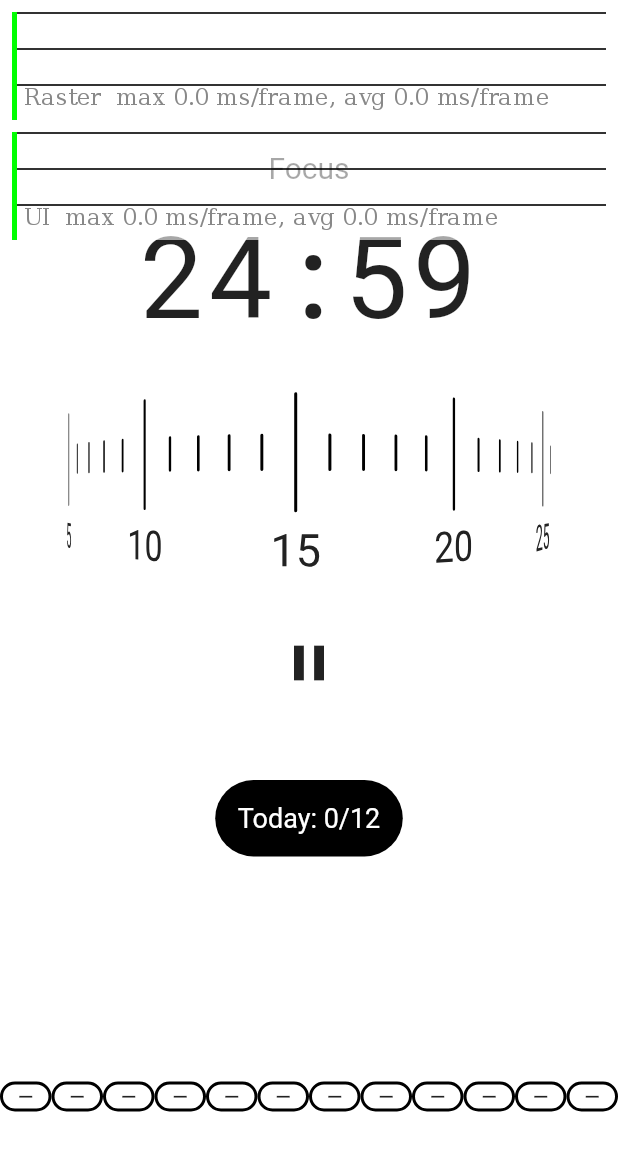
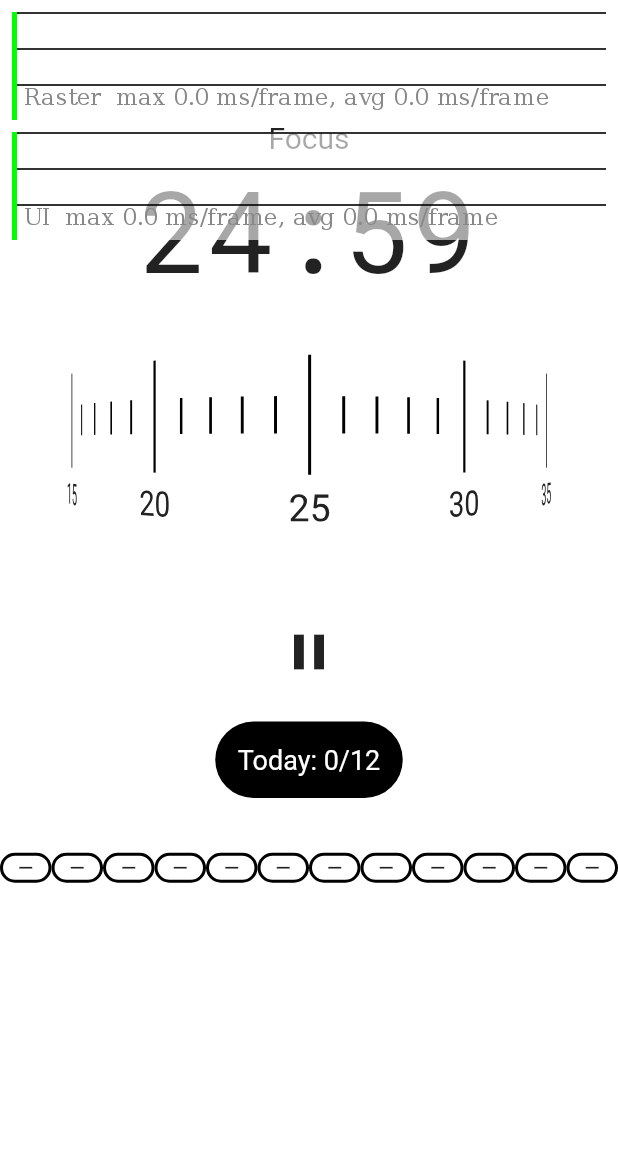
Before and after one commit to ptuzinek/Pomodoro_App, a Flutter app: the screen it shows after launch, scrolled down 576 dp, after a tap on the "play arrow" icon, on a phone screen of 412 x 824 dp. Shown: the top 1151 px of the screen. Run offline on Flutter 3.47's test engine with Material 2 defaults, Android fonts, the phone set to English and light mode, and no system bars; our stand-ins replace bloc, equatable, flutter_bloc.

Commit message:
isPaused added to model class. HomeScreenBlocBased layout fix, refactored BlocBuilder, added buildWhen to optimize builds, updated onUserScroll method to emit event only when user starts to scroll. One listener case added to always land straight on the index when countdown starts no matter the scroll speed. PomodoroTimer widget now has its own BlocBuilder and optimized its builds by creating const Widgets. TimerBloc fixed emitted states's model class and added new state for the case when the countdown starts.

```diff
--- a/lib/data/timer_model.dart
+++ b/lib/data/timer_model.dart
@@ -7,6 +7,7 @@ class TimerModel {
   final int clockMinutes;
   final bool isUserScroll;
   final ScrollPhysics physics;
+  final bool isPaused;
 
   TimerModel({
     this.duration = 25 * 60,
@@ -15,6 +16,7 @@ class TimerModel {
     this.clockMinutes = 25,
     this.isUserScroll = false,
     this.physics = const AlwaysScrollableScrollPhysics(),
+    this.isPaused = true,
   });
 
   TimerModel copyWith({
@@ -24,6 +26,7 @@ class TimerModel {
     int? clockMinutes,
     bool? isUserScroll,
     ScrollPhysics? physics,
+    bool? isPaused,
   }) {
     return TimerModel(
       duration: duration ?? this.duration,
@@ -32,11 +35,12 @@ class TimerModel {
       clockMinutes: clockMinutes ?? this.clockMinutes,
       isUserScroll: isUserScroll ?? this.isUserScroll,
       physics: physics ?? this.physics,
+      isPaused: isPaused ?? this.isPaused,
     );
   }
 
   @override
   String toString() {
-    return 'TimerModel(duration: $duration, isFocus: $isFocus, completedSessions: $completedSessions, clockMinutes: $clockMinutes, isUserScroll: $isUserScroll, physics: $physics)';
+    return 'TimerModel(duration: $duration, isFocus: $isFocus, completedSessions: $completedSessions, clockMinutes: $clockMinutes, isUserScroll: $isUserScroll, physics: $physics, isPaused: $isPaused)';
   }
 }
--- a/lib/presentation/screens/home_screen.dart
+++ b/lib/presentation/screens/home_screen.dart
@@ -70,8 +70,7 @@ class _HomeScreenState extends State<HomeScreen> {
               Flexible(
                 child: PomodoroTimer(
                   controller: controller,
-                  physics: physics,
-                  onListWheelTap: onListWheelTap,
+                  // physics: physics,
                   onSelectedItemChanged: onSelectedItemChanged,
                   onUserScroll: onNotification,
                 ),
--- a/lib/presentation/screens/home_screen_cubit_based.dart
+++ b/lib/presentation/screens/home_screen_cubit_based.dart
@@ -1,4 +1,3 @@
-import 'dart:async';
 import 'package:flutter/material.dart';
 import 'package:flutter_bloc/flutter_bloc.dart';
 import 'package:pomodoro_app/presentation/widgets/focus_session_table.dart';
@@ -38,12 +37,29 @@ class _HomeScreenCubitBasedState extends State<HomeScreenCubitBased> {
           Column(
             mainAxisSize: MainAxisSize.min,
             children: [
-              SizedBox(height: 100),
-              _SessionNameText(),
-              SizedBox(height: 10),
+              SizedBox(height: 80),
+              Flexible(child: _SessionNameText()),
+              // SizedBox(height: 10),
               _TimerText(),
+              // SizedBox(height: 100),
               Flexible(
-                child: BlocListener<TimerBloc, TimerState>(
+                flex: 2,
+                child: PomodoroTimer(
+                  controller: controller,
+                  onSelectedItemChanged: onSelectedItemChanged,
+                  onUserScroll: onUserScroll,
+                ),
+              ),
+              Flexible(
+                child: SizedBox(
+                  width: 300,
+                  child: _Buttons(
+                    turnTheClock: turnTheClock,
+                  ),
+                ),
+              ),
+              // SizedBox(height: 50),
+              BlocListener<TimerBloc, TimerState>(
                 listener: (_, state) {
                   if (state is TimerRunComplete) {
                     if (state.timerModel.isFocus &&
@@ -61,31 +77,17 @@ class _HomeScreenCubitBasedState extends State<HomeScreenCubitBased> {
                     controller.animateTo(controller.offset,
                         duration: Duration(microseconds: 1),
                         curve: Curves.linear);
+                  } else if (state is TimerRunStart) {
+                    final item = state.timerModel.clockMinutes - 1;
+                    print('JUMPED TO ITEM: $item');
+                    controller.jumpToItem(state.timerModel.clockMinutes - 1);
+                    turnTheClock(state.timerModel.duration);
                   }
                 },
-                  child: BlocBuilder<TimerBloc, TimerState>(
-                    builder: (context, state) {
-                      return PomodoroTimer(
-                        controller: controller,
-                        physics: state.timerModel.physics,
-                        onListWheelTap: onListWheelTap,
-                        onSelectedItemChanged: onSelectedItemChanged,
-                        onUserScroll: onUserScroll,
-                      );
-                    },
+                child: Flexible(child: FocusSessionTable()),
               ),
-                ),
-              ),
-              SizedBox(
-                width: 300,
-                child: _Buttons(
-                  turnTheClock: turnTheClock,
-                ),
-              ),
-              SizedBox(height: 50),
-              FocusSessionTable(),
-              SizedBox(height: 150),
-              ProgressBar(),
+              // SizedBox(height: 150),
+              Flexible(child: ProgressBar()),
             ],
           ),
         ],
@@ -95,7 +97,11 @@ class _HomeScreenCubitBasedState extends State<HomeScreenCubitBased> {
 
   bool onUserScroll(userScrollNotification) {
     print('-----------------  USER SCROLLS SEND EVENT  ----------------- ');
+
+    if (userScrollNotification.direction.index > 0) {
+      print('UserScrollStart --- START');
       BlocProvider.of<TimerBloc>(context).add(UserScrolled());
+    }
     return true;
   }
 
@@ -159,18 +165,25 @@ class _Buttons extends StatelessWidget {
 
   @override
   Widget build(BuildContext context) {
-    return BlocBuilder<TimerBloc, TimerState>(
-      builder: (context, state) {
     return Stack(
       alignment: AlignmentDirectional.center,
       children: [
         _PlayButton(
           turnTheClock: turnTheClock,
         ),
-            state.timerModel.isFocus ? Container() : _SkipButton(),
+        BlocBuilder<TimerBloc, TimerState>(
+          buildWhen: (previous, current) {
+            if (previous.timerModel.isFocus != current.timerModel.isFocus) {
+              return true;
+            } else {
+              return false;
+            }
+          },
+          builder: (context, state) {
+            return state.timerModel.isFocus ? Container() : _SkipButton();
+          },
+        ),
       ],
-        );
-      },
     );
   }
 }
@@ -208,6 +221,13 @@ class _SessionNameText extends StatelessWidget {
   @override
   Widget build(BuildContext context) {
     return BlocBuilder<TimerBloc, TimerState>(
+      buildWhen: (previous, current) {
+        if (previous.timerModel.isFocus != current.timerModel.isFocus) {
+          return true;
+        } else {
+          return false;
+        }
+      },
       builder: (context, state) {
         return Text(
           state.timerModel.isFocus ? 'Focus' : 'Break',
@@ -228,6 +248,7 @@ class _TimerText extends StatelessWidget {
   @override
   Widget build(BuildContext context) {
     return Flexible(
+      flex: 2,
       child: BlocBuilder<TimerBloc, TimerState>(
         buildWhen: (previous, current) {
           if (current is TimerInitial && !current.timerModel.isUserScroll) {
@@ -288,6 +309,13 @@ class _Background extends StatelessWidget {
   @override
   Widget build(BuildContext context) {
     return BlocBuilder<TimerBloc, TimerState>(
+      buildWhen: (previous, current) {
+        if (previous.timerModel.isFocus != current.timerModel.isFocus) {
+          return true;
+        } else {
+          return false;
+        }
+      },
       builder: (context, state) {
         return AnimatedContainer(
           duration: Duration(milliseconds: 400),
@@ -305,8 +333,19 @@ class _PlayButton extends StatelessWidget {
   @override
   Widget build(BuildContext context) {
     return BlocBuilder<TimerBloc, TimerState>(
+      buildWhen: (previous, current) {
+        if ((previous.timerModel.isPaused != current.timerModel.isPaused) ||
+            (previous.timerModel.duration != current.timerModel.duration) ||
+            (previous.timerModel.isFocus != current.timerModel.isFocus)) {
+          print('previous.timerModel.isFocus != current.timerModel.isFocus: ');
+          print(previous.timerModel.isFocus != current.timerModel.isFocus);
+          return true;
+        } else {
+          return false;
+        }
+      },
       builder: (context, state) {
-        if (state is TimerRunInProgress) {
+        if ((state is TimerRunInProgress) || (state is TimerRunStart)) {
           return IconButton(
             iconSize: 40,
             icon: Icon(
@@ -326,10 +365,8 @@ class _PlayButton extends StatelessWidget {
             ),
             onPressed: () {
               print('PLAY BUTTON PRESSED');
-
               BlocProvider.of<TimerBloc>(context)
                   .add(TimerStarted(timerModel: state.timerModel));
-              turnTheClock(state.timerModel.duration);
             },
           );
         } else if (state is TimerRunPause) {
--- a/lib/presentation/widgets/focus_session_table.dart
+++ b/lib/presentation/widgets/focus_session_table.dart
@@ -14,6 +14,13 @@ class FocusSessionTable extends StatelessWidget {
       child: Padding(
         padding: const EdgeInsets.all(15.0),
         child: BlocBuilder<TimerBloc, TimerState>(
+          buildWhen: (previous, current) {
+            if(previous.timerModel.completedSessions != current.timerModel.completedSessions) {
+              return true;
+            } else {
+              return false;
+            }
+          },
           builder: (context, state) {
             return Text(
               'Today: ${state.timerModel.completedSessions}/12',
--- a/lib/presentation/widgets/pomodoro_timer.dart
+++ b/lib/presentation/widgets/pomodoro_timer.dart
@@ -1,38 +1,129 @@
 import 'package:flutter/material.dart';
+import 'package:flutter_bloc/flutter_bloc.dart';
+import 'package:pomodoro_app/state_managment/bloc/timer_bloc.dart';
+
+const ClockHandsList = [
+  const ClockHands(index: 0),
+  const ClockHands(index: 1),
+  const ClockHands(index: 2),
+  const ClockHands(index: 3),
+  const ClockHands(index: 4),
+  const ClockHands(index: 5),
+  const ClockHands(index: 6),
+  const ClockHands(index: 7),
+  const ClockHands(index: 8),
+  const ClockHands(index: 9),
+  const ClockHands(index: 10),
+  const ClockHands(index: 11),
+  const ClockHands(index: 12),
+  const ClockHands(index: 13),
+  const ClockHands(index: 14),
+  const ClockHands(index: 15),
+  const ClockHands(index: 16),
+  const ClockHands(index: 17),
+  const ClockHands(index: 18),
+  const ClockHands(index: 19),
+  const ClockHands(index: 20),
+  const ClockHands(index: 21),
+  const ClockHands(index: 22),
+  const ClockHands(index: 23),
+  const ClockHands(index: 24),
+  const ClockHands(index: 25),
+  const ClockHands(index: 26),
+  const ClockHands(index: 27),
+  const ClockHands(index: 28),
+  const ClockHands(index: 29),
+  const ClockHands(index: 30),
+  const ClockHands(index: 31),
+  const ClockHands(index: 32),
+  const ClockHands(index: 33),
+  const ClockHands(index: 34),
+  const ClockHands(index: 35),
+  const ClockHands(index: 36),
+  const ClockHands(index: 37),
+  const ClockHands(index: 38),
+  const ClockHands(index: 39),
+  const ClockHands(index: 40),
+  const ClockHands(index: 41),
+  const ClockHands(index: 42),
+  const ClockHands(index: 43),
+  const ClockHands(index: 44),
+  const ClockHands(index: 45),
+  const ClockHands(index: 46),
+  const ClockHands(index: 47),
+  const ClockHands(index: 48),
+  const ClockHands(index: 49),
+  const ClockHands(index: 50),
+  const ClockHands(index: 51),
+  const ClockHands(index: 52),
+  const ClockHands(index: 53),
+  const ClockHands(index: 54),
+  const ClockHands(index: 55),
+  const ClockHands(index: 56),
+  const ClockHands(index: 57),
+  const ClockHands(index: 58),
+  const ClockHands(index: 59),
+];
 
 class PomodoroTimer extends StatelessWidget {
   const PomodoroTimer({
     Key? key,
     required this.onSelectedItemChanged,
     required this.controller,
-    required this.physics,
-    required this.onListWheelTap,
     required this.onUserScroll,
   }) : super(key: key);
   final Function(int min) onSelectedItemChanged;
   final FixedExtentScrollController controller;
-  final ScrollPhysics physics;
-  final Function onListWheelTap;
   final bool Function(UserScrollNotification) onUserScroll;
 
   @override
   Widget build(BuildContext context) {
+    print('---------------   BUILDING POMODORO TIMER !!!    ---------------');
     return RotatedBox(
       quarterTurns: 3,
-      child: GestureDetector(
-        onTap: () => onListWheelTap(),
       child: NotificationListener<UserScrollNotification>(
         onNotification: onUserScroll,
-          child: ListWheelScrollView.useDelegate(
+        child: BlocBuilder<TimerBloc, TimerState>(
+          buildWhen: (previous, current) {
+            if (previous.timerModel.physics.toString() !=
+                current.timerModel.physics.toString()) {
+              return true;
+            } else {
+              return false;
+            }
+          },
+          builder: (context, state) {
+            print('BUILDING POMODORO TIMER !??????????????????');
+            return ListWheelScrollView.useDelegate(
               controller: controller,
               itemExtent: 40,
               squeeze: 2,
               diameterRatio: 1.3,
-            physics: physics, //FixedExtentScrollPhysics(),
+              physics: state.timerModel.physics,
               onSelectedItemChanged: onSelectedItemChanged,
               childDelegate: ListWheelChildBuilderDelegate(
                 builder: (context, index) {
                   index = (index + 1) % 60;
+                  return ClockHandsList[index];
+                },
+              ),
+            );
+          },
+        ),
+      ),
+    );
+  }
+}
+
+class ClockHands extends StatelessWidget {
+  final int index;
+  const ClockHands({
+    Key? key,
+    required this.index,
+  }) : super(key: key);
+
+  @override
+  Widget build(BuildContext context) {
     return RotatedBox(
       quarterTurns: 1,
       child: Column(
@@ -43,10 +134,7 @@ class PomodoroTimer extends StatelessWidget {
             child: Container(
               height: index % 5 == 0 ? 80.0 : 25,
               width: 2.0,
-                          decoration: BoxDecoration(
               color: Colors.black,
-                              borderRadius:
-                                  BorderRadius.all(Radius.circular(50))),
             ),
           ),
           Flexible(
@@ -55,7 +143,7 @@ class PomodoroTimer extends StatelessWidget {
               child: Text(
                 index % 5 == 0 ? index.abs().toString() : '',
                 style: TextStyle(
-                              fontSize: 30.0,
+                  fontSize: 25.0,
                 ),
               ),
             ),
@@ -63,11 +151,5 @@ class PomodoroTimer extends StatelessWidget {
         ],
       ),
     );
-              },
-            ),
-          ),
-        ),
-      ),
-    );
   }
 }
--- a/lib/presentation/widgets/progress_bar.dart
+++ b/lib/presentation/widgets/progress_bar.dart
@@ -18,6 +18,13 @@ class ProgressBar extends StatelessWidget {
       list.add(
         SizedBox(
           child: BlocBuilder<TimerBloc, TimerState>(
+            buildWhen: (previous, current) {
+              if(previous.timerModel.completedSessions != current.timerModel.completedSessions) {
+                return true;
+              } else {
+                return false;
+              }
+            },
             builder: (context, state) {
               return Stack(
                 alignment: AlignmentDirectional.center,
--- a/lib/state_managment/bloc/timer_bloc.dart
+++ b/lib/state_managment/bloc/timer_bloc.dart
@@ -32,22 +32,25 @@ class TimerBloc extends Bloc<TimerEvent, TimerState> {
   }
 
   void _onStarted(TimerStarted event, Emitter<TimerState> emit) {
-    emit(TimerRunInProgress(timerModel: event.timerModel));
     _tickerSubscription?.cancel();
     if (event.timerModel.duration > 0) {
+      emit(TimerRunStart(
+          timerModel: event.timerModel.copyWith(
+        isUserScroll: false,
+        isPaused: false,
+      )));
       _tickerSubscription =
           ticker.tick(ticks: event.timerModel.duration).listen((duration) {
-        print('DURATION FROM BLOC: $duration');
         add(TimerTicked(
-            timerModel: event.timerModel.copyWith(
+            timerModel: state.timerModel.copyWith(
           duration: duration,
-          isFocus: state.timerModel.isFocus,
           isUserScroll: false,
+          isPaused: false,
         )));
       });
     } else {
       add(TimerTicked(
-          timerModel: event.timerModel.copyWith(
+          timerModel: state.timerModel.copyWith(
         duration: 0,
         isUserScroll: false,
       )));
@@ -60,6 +63,7 @@ class TimerBloc extends Bloc<TimerEvent, TimerState> {
       emit(TimerRunPause(
           timerModel: state.timerModel.copyWith(
         physics: AlwaysScrollableScrollPhysics(),
+        isPaused: true,
       )));
     }
   }
@@ -68,7 +72,10 @@ class TimerBloc extends Bloc<TimerEvent, TimerState> {
     if (state is TimerRunPause) {
       _tickerSubscription?.resume();
       emit(TimerRunInProgress(
-          timerModel: state.timerModel.copyWith(isUserScroll: false)));
+          timerModel: state.timerModel.copyWith(
+        isUserScroll: false,
+        isPaused: false,
+      )));
     }
   }
 
@@ -76,7 +83,7 @@ class TimerBloc extends Bloc<TimerEvent, TimerState> {
     if (state.timerModel.isUserScroll) {
       emit(TimerInitial(
           timerModel: state.timerModel.copyWith(
-        isFocus: state.timerModel.isFocus,
+        duration: event.clockMinutes * 60,
         clockMinutes: event.clockMinutes,
       )));
     }
@@ -86,9 +93,9 @@ class TimerBloc extends Bloc<TimerEvent, TimerState> {
     _tickerSubscription?.cancel();
     emit(TimerInitial(
       timerModel: state.timerModel.copyWith(
-        duration: state.timerModel.clockMinutes * 60,
         isUserScroll: true,
         physics: FixedExtentScrollPhysics(),
+        isPaused: true,
       ),
     ));
   }
@@ -108,10 +115,11 @@ class TimerBloc extends Bloc<TimerEvent, TimerState> {
 
     add(TimerStarted(
         timerModel: state.timerModel.copyWith(
-            duration: 25 * 60,
-            isFocus: !state.timerModel.isFocus,
-            clockMinutes: 25,
-            isUserScroll: false)));
+      duration: 25 * 60,
+      isFocus: !state.timerModel.isFocus,
+      clockMinutes: 25,
+      isUserScroll: false,
+    )));
   }
 
   void _onTicked(TimerTicked event, Emitter<TimerState> emit) {
--- a/lib/state_managment/bloc/timer_event.dart
+++ b/lib/state_managment/bloc/timer_event.dart
@@ -10,6 +10,10 @@ abstract class TimerEvent extends Equatable {
 class TimerStarted extends TimerEvent {
   final TimerModel timerModel;
   const TimerStarted({required this.timerModel});
+  @override
+  String toString() {
+    return 'TimerStarted { timerModel: $timerModel }';
+  }
 }
 
 class TimerPaused extends TimerEvent {
--- a/lib/state_managment/bloc/timer_state.dart
+++ b/lib/state_managment/bloc/timer_state.dart
@@ -49,5 +49,17 @@ class TimerRunComplete extends TimerState {
   List<Object> get props => [timerModel];
 
   @override
-  String toString() => 'TimerRunComplete';
+  String toString() => 'TimerRunComplete { timerModel: $timerModel }';
 }
+
+class TimerRunStart extends TimerState {
+  final TimerModel timerModel;
+
+  TimerRunStart({required this.timerModel}) : super(timerModel: TimerModel());
+
+  @override
+  List<Object> get props => [timerModel];
+
+  @override
+  String toString() => 'TimerRunStart { timerModel: $timerModel }';
+}
```
Lines whose indentation alone changed are shown as unchanged.
